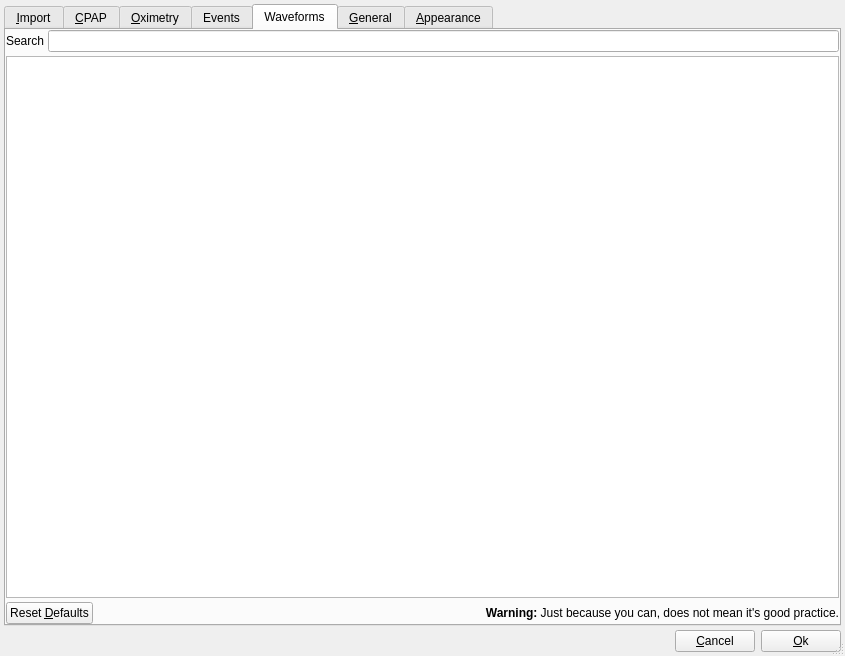
The window that sleepyhead/preferencesdialog.ui (sbonaime/sleepyhead-code.) describes before a commit, drawn with Qt 5.
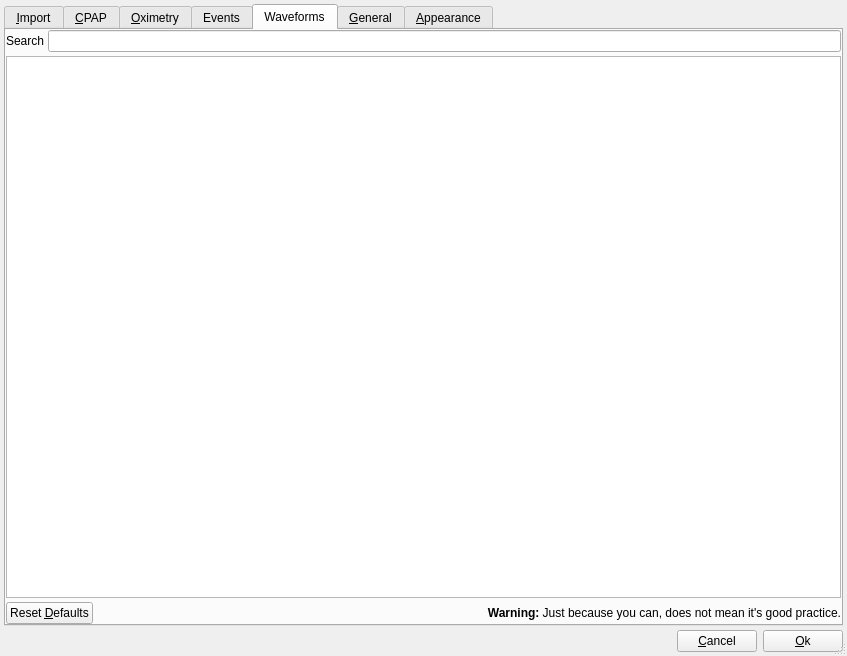
The same window after the commit. The open tabs and pages were chosen to show the change. Icons and pictures are not drawn.

Commit message: Try showing some events counts in TAP chart

Diff of the .ui file:
```diff
--- a/sleepyhead/preferencesdialog.ui
+++ b/sleepyhead/preferencesdialog.ui
@@ -9,7 +9,7 @@
    <rect>
     <x>0</x>
     <y>0</y>
-    <width>845</width>
+    <width>847</width>
     <height>656</height>
    </rect>
   </property>
```
Left out of the diff: 6 changed lines with no effect on the pictures. The commit also changes 2 other files.
